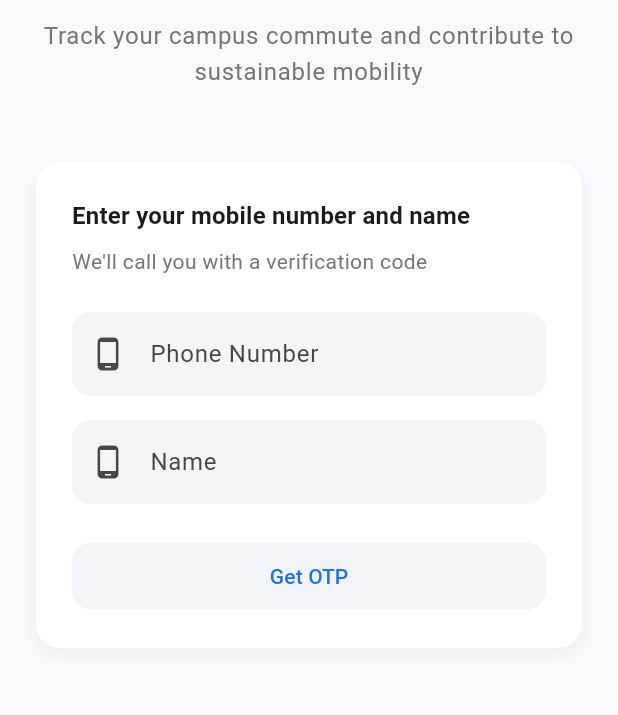
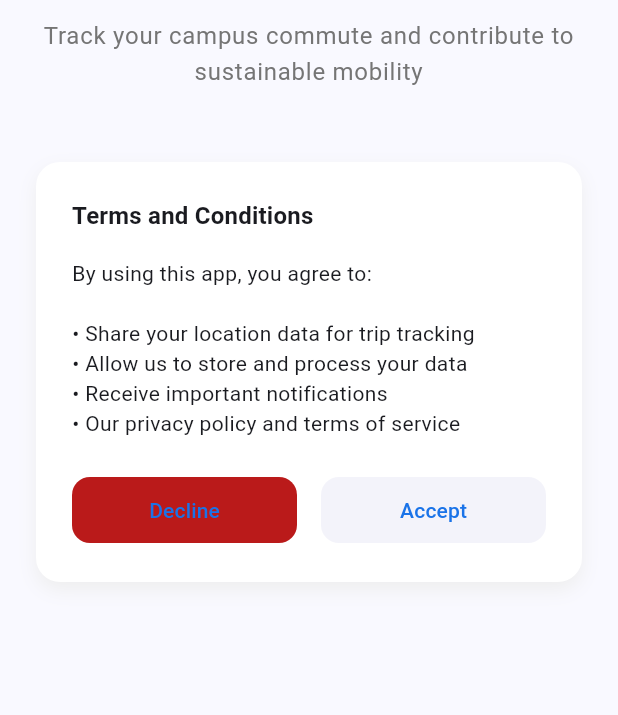
Before and after one commit to Aadharcode/IIT-Madras-Mobility-App-Frontend, a Flutter app: the screen it shows after launch, on a phone screen of 412 x 824 dp, the part 354-1069 px from its top. Run offline on Flutter 3.47's test engine with Material 3 defaults, Android fonts, the phone set to English and light mode, and no system bars; our stand-ins replace equatable, flutter_bloc, flutter_lucide, flutter_svg, geolocator, google_maps_flutter and 2 more; missing offline and left inert: flutter_background_service, flutter_background_service_android, geolocator_android.

Commit message:
feat:added_consent_screen

```diff
--- a/lib/main.dart
+++ b/lib/main.dart
@@ -10,6 +10,7 @@ import 'features/trip_tracking/data/services/location_service.dart';
 import 'features/trip_tracking/presentation/bloc/trip_bloc.dart';
 import 'features/trip_tracking/presentation/screens/trip_tracking_screen.dart';
 import 'features/trip_tracking/data/services/background_service.dart'; // Add this import
+import 'package:flutter/services.dart';
 
 void main() async {
   WidgetsFlutterBinding.ensureInitialized();
@@ -126,11 +127,109 @@ class _PhoneAuthScreenState extends State<PhoneAuthScreen> {
   final _phoneController = TextEditingController();
   final _nameController = TextEditingController();
   final _formKey = GlobalKey<FormState>();
+  bool? _hasConsent;
 
   @override
   void dispose() {
     _phoneController.dispose();
+    _nameController.dispose();
     super.dispose();
+  }
+
+  void _showExitDialog() {
+    showDialog(
+      context: context,
+      barrierDismissible: false,
+      builder: (BuildContext context) {
+        return AlertDialog(
+          title: const Text('Exit App'),
+          content: const Text(
+              'You need to accept the terms to use this app. Would you like to exit?'),
+          actions: [
+            TextButton(
+              onPressed: () {
+                Navigator.pop(context);
+              },
+              child: const Text('Review Again'),
+            ),
+            TextButton(
+              onPressed: () {
+                Navigator.pop(context);
+                SystemNavigator.pop(); // This will close the app
+              },
+              child: const Text('Exit App'),
+            ),
+          ],
+        );
+      },
+    );
+  }
+
+  Widget _buildConsentSection(ThemeData theme) {
+    return Container(
+      decoration: BoxDecoration(
+        color: Colors.white,
+        borderRadius: BorderRadius.circular(16),
+        boxShadow: [
+          BoxShadow(
+            color: Colors.grey[200]!,
+            blurRadius: 10,
+            offset: const Offset(0, 5),
+          ),
+        ],
+      ),
+      padding: const EdgeInsets.all(24),
+      child: Column(
+        crossAxisAlignment: CrossAxisAlignment.stretch,
+        children: [
+          Text(
+            'Terms and Conditions',
+            style: theme.textTheme.titleMedium?.copyWith(
+              fontWeight: FontWeight.bold,
+            ),
+          ),
+          const SizedBox(height: 16),
+          Text(
+            'By using this app, you agree to:\n\n'
+            '• Share your location data for trip tracking\n'
+            '• Allow us to store and process your data\n'
+            '• Receive important notifications\n'
+            '• Our privacy policy and terms of service',
+            style: theme.textTheme.bodyMedium,
+          ),
+          const SizedBox(height: 24),
+          Row(
+            children: [
+              Expanded(
+                child: ElevatedButton(
+                  onPressed: () {
+                    setState(() {
+                      _hasConsent = false;
+                    });
+                    _showExitDialog();
+                  },
+                  style: ElevatedButton.styleFrom(
+                    backgroundColor: theme.colorScheme.error,
+                  ),
+                  child: const Text('Decline'),
+                ),
+              ),
+              const SizedBox(width: 16),
+              Expanded(
+                child: ElevatedButton(
+                  onPressed: () {
+                    setState(() {
+                      _hasConsent = true;
+                    });
+                  },
+                  child: const Text('Accept'),
+                ),
+              ),
+            ],
+          ),
+        ],
+      ),
+    );
   }
 
   @override
@@ -231,6 +330,9 @@ class _PhoneAuthScreenState extends State<PhoneAuthScreen> {
                       textAlign: TextAlign.center,
                     ),
                     const SizedBox(height: 48),
+                    if (_hasConsent == null)
+                      _buildConsentSection(theme)
+                    else if (_hasConsent == true)
                       Container(
                         decoration: BoxDecoration(
                           color: Colors.white,
@@ -281,7 +383,7 @@ class _PhoneAuthScreenState extends State<PhoneAuthScreen> {
                                 return null;
                               },
                             ),
-                          SizedBox(height: 16),
+                            const SizedBox(height: 16),
                             TextFormField(
                               controller: _nameController,
                               style: theme.textTheme.titleMedium,
```
Lines whose indentation alone changed are shown as unchanged.
